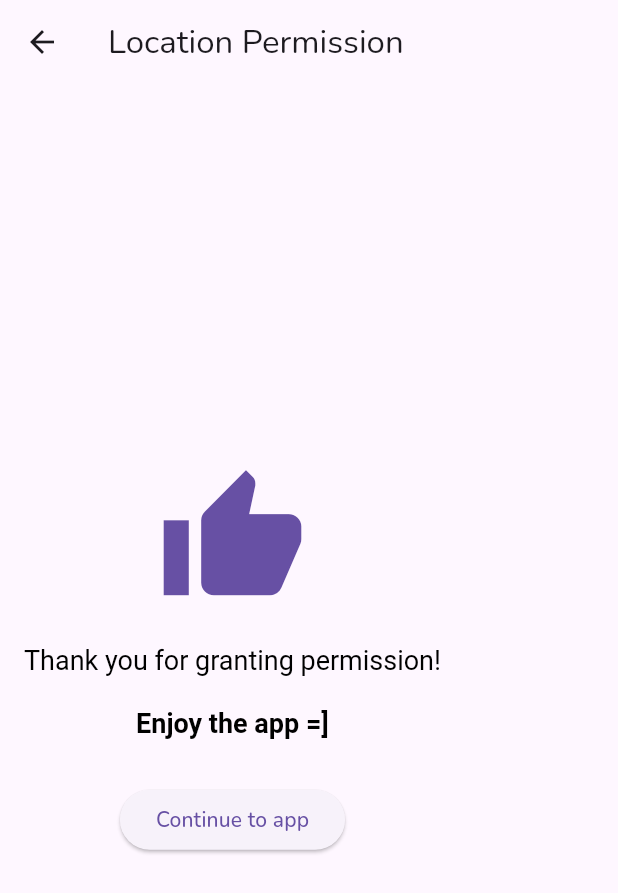
After one commit to tuudug/pinly, a Flutter app: the LocationPermissionScreen screen opened directly, on a phone screen of 412 x 824 dp. The commit adds this screen. Shown: the top 893 px of the screen. Run offline on Flutter 3.47's test engine with Material 2 defaults, Android fonts, the phone set to English and light mode, and no system bars; our stand-ins replace cached_network_image, cherry_toast, cloud_firestore, firebase_auth, firebase_core, firebase_crashlytics and 12 more; missing offline and left inert: app_settings, dart:ffi, flutter_map_animations, flutter_map_location_marker, flutter_map_tile_caching, relative_time; accounts and stored records are empty.

Commit message:
location checker

```diff
--- /dev/null
+++ b/lib/screens/location_permission.dart
@@ -0,0 +1,87 @@
+import 'package:app_settings/app_settings.dart';
+import 'package:flutter/material.dart';
+import 'package:focus_detector/focus_detector.dart';
+import 'package:geolocator/geolocator.dart';
+
+import 'main_map.dart';
+
+class LocationPermissionScreen extends StatefulWidget {
+  @override
+  State<LocationPermissionScreen> createState() =>
+      _LocationPermissionScreenState();
+}
+
+class _LocationPermissionScreenState extends State<LocationPermissionScreen> {
+  bool permissionGranted = false;
+
+  @override
+  Widget build(BuildContext context) {
+    return FocusDetector(
+      onFocusGained: () async {
+        final permission = await Geolocator.requestPermission();
+        if (permission == LocationPermission.always ||
+            permission == LocationPermission.whileInUse) {
+          setState(() {
+            permissionGranted = true;
+          });
+        }
+      },
+      child: Scaffold(
+        appBar: AppBar(
+          title: Text('Location Permission'),
+        ),
+        body: Padding(
+          padding: const EdgeInsets.all(16.0),
+          child: Column(
+            mainAxisAlignment: MainAxisAlignment.center,
+            crossAxisAlignment: CrossAxisAlignment.center,
+            children: [
+              Icon(
+                permissionGranted ? Icons.thumb_up : Icons.location_disabled,
+                size: 100,
+                color: Theme.of(context).primaryColor,
+              ),
+              SizedBox(height: 20),
+              RichText(
+                textAlign: TextAlign.center,
+                text: TextSpan(
+                  style: TextStyle(fontSize: 18, color: Colors.black),
+                  children: [
+                    TextSpan(
+                      text: permissionGranted
+                          ? 'Thank you for granting permission!\n\n'
+                          : 'Location service permissions are required to use this app.\n\n',
+                    ),
+                    TextSpan(
+                      text: permissionGranted
+                          ? 'Enjoy the app =]'
+                          : 'We need to access your location to provide you with the best experience.',
+                      style: TextStyle(fontWeight: FontWeight.bold),
+                    ),
+                  ],
+                ),
+              ),
+              SizedBox(height: 30),
+              ElevatedButton(
+                onPressed: () {
+                  if (!permissionGranted) {
+                    AppSettings.openAppSettings(type: AppSettingsType.settings);
+                  } else {
+                    Navigator.pop(context);
+                    Navigator.push(
+                      context,
+                      MaterialPageRoute(builder: (context) => MainMap()),
+                    );
+                  }
+                },
+                child: Text(permissionGranted
+                    ? 'Continue to app'
+                    : 'Enable Location Services'),
+              ),
+            ],
+          ),
+        ),
+      ),
+    );
+  }
+}
--- a/lib/screens/phone_otp.dart
+++ b/lib/screens/phone_otp.dart
@@ -7,6 +7,7 @@ import 'package:pinly/firestore/user.dart';
 import 'package:pinly/models/user.dart';
 import 'package:pinly/providers/user.dart';
 import 'package:pinly/screens/main_map.dart';
+import 'package:pinly/try_to_login.dart';
 import 'package:uuid/uuid.dart';
 import 'package:flutter/material.dart';
 import 'package:firebase_auth/firebase_auth.dart';
@@ -170,7 +171,7 @@ class _OtpPageState extends ConsumerState<OtpPage>
         enteredCode = "";
         Navigator.pushReplacement(context,
             MaterialPageRoute(builder: (BuildContext context) {
-          return MainMap();
+          return TryToLoginPage();
         }));
       });
     });
--- a/pubspec.yaml
+++ b/pubspec.yaml
@@ -59,6 +59,8 @@ dependencies:
   flutter_animate: ^4.2.0
   google_fonts: ^4.0.4
   cached_network_image: ^3.2.3
+  app_settings: ^5.0.0
+  focus_detector: ^2.0.1
 
 dev_dependencies:
   flutter_test:
```
Also changed, not shown: lib/try_to_login.dart (+36 -1 lines), pubspec.lock, 1 other file.
